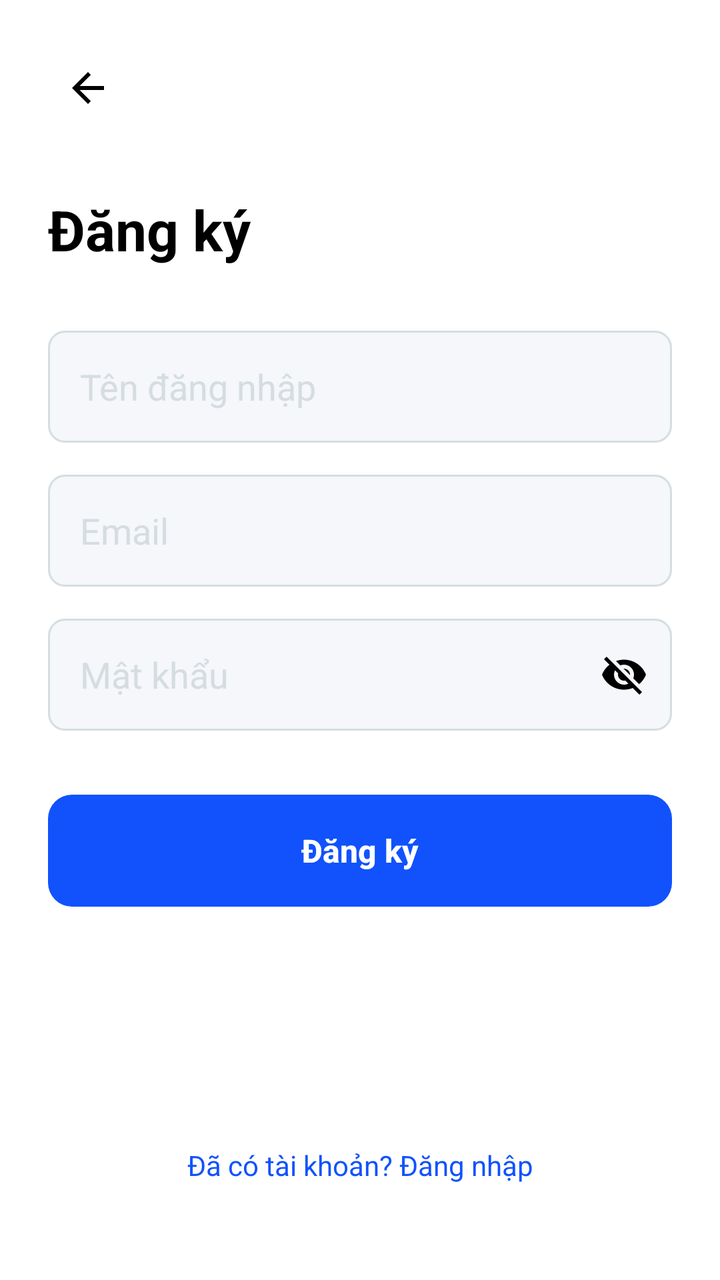
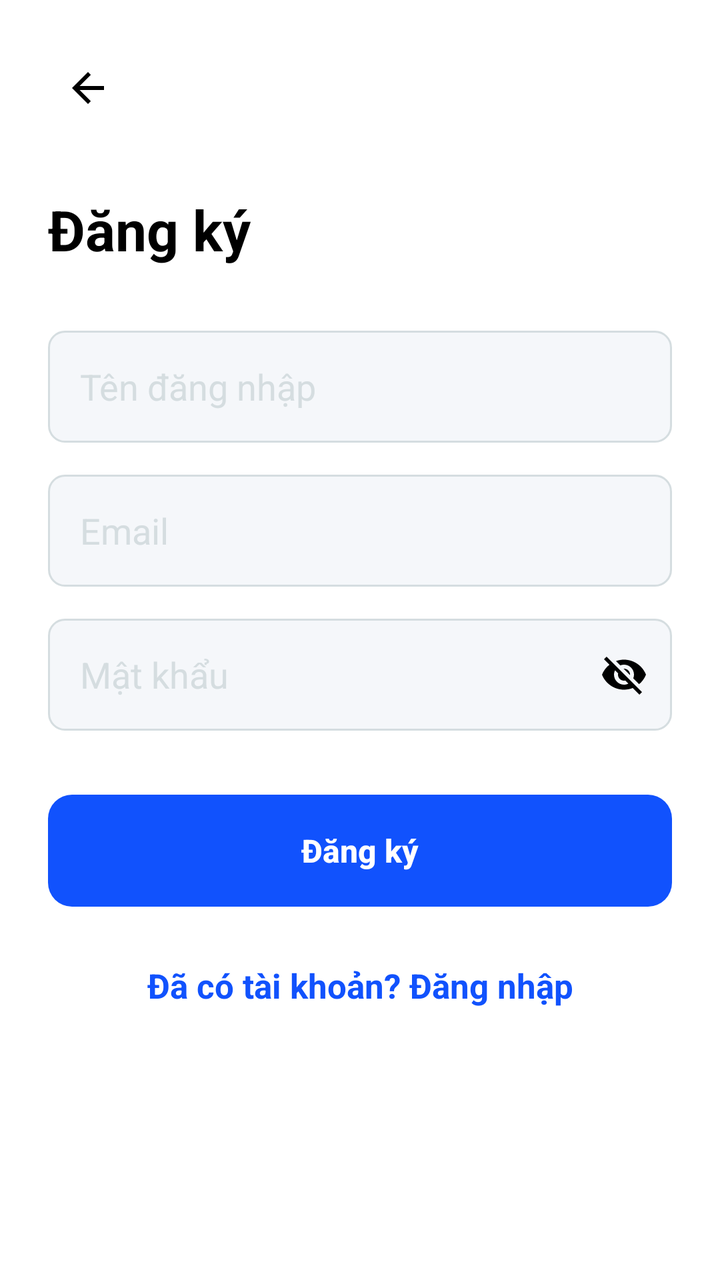

Compare the two renders of this Android layout. The source of the first and the diff that turns it into the second are given below.
<!-- AndroidManifest.xml: application theme Theme.NT118R12 -->
<!-- res/layout/activity_register.xml -->
<?xml version="1.0" encoding="utf-8"?>
<ScrollView xmlns:android="http://schemas.android.com/apk/res/android"
    xmlns:app="http://schemas.android.com/apk/res-auto"
    android:layout_width="match_parent"
    android:layout_height="match_parent"
    android:fillViewport="true"
    android:background="@color/white">

    <androidx.constraintlayout.widget.ConstraintLayout
        android:layout_width="match_parent"
        android:layout_height="wrap_content"
        android:padding="24dp">

        <ImageView
            android:id="@+id/btnBack"
            android:layout_width="wrap_content"
            android:layout_height="wrap_content"
            android:src="@drawable/ic_back"
            android:padding="8dp"
            app:layout_constraintStart_toStartOf="parent"
            app:layout_constraintTop_toTopOf="parent" />

        <TextView
            android:id="@+id/tvTitle"
            android:layout_width="wrap_content"
            android:layout_height="wrap_content"
            android:layout_marginTop="32dp"
            android:text="Đăng ký"
            android:textColor="@color/black"
            android:textSize="28sp"
            android:textStyle="bold"
            app:layout_constraintStart_toStartOf="parent"
            app:layout_constraintTop_toBottomOf="@id/btnBack" />

        <EditText
            android:id="@+id/etUsername"
            android:layout_width="0dp"
            android:layout_height="56dp"
            android:layout_marginTop="32dp"
            android:background="@drawable/bg_input"
            android:hint="Tên đăng nhập"
            android:paddingStart="16dp"
            android:paddingEnd="16dp"
            android:textColor="@color/text_primary"
            android:textColorHint="@color/text_secondary"
            app:layout_constraintEnd_toEndOf="parent"
            app:layout_constraintStart_toStartOf="parent"
            app:layout_constraintTop_toBottomOf="@id/tvTitle" />

        <EditText
            android:id="@+id/etEmail"
            android:layout_width="0dp"
            android:layout_height="56dp"
            android:layout_marginTop="16dp"
            android:background="@drawable/bg_input"
            android:hint="Email"
            android:inputType="textEmailAddress"
            android:paddingStart="16dp"
            android:paddingEnd="16dp"
            android:textColor="@color/text_primary"
            android:textColorHint="@color/text_secondary"
            app:layout_constraintEnd_toEndOf="parent"
            app:layout_constraintStart_toStartOf="parent"
            app:layout_constraintTop_toBottomOf="@id/etUsername" />

        <FrameLayout
            android:id="@+id/flPassword"
            android:layout_width="0dp"
            android:layout_height="wrap_content"
            android:layout_marginTop="16dp"
            app:layout_constraintEnd_toEndOf="parent"
            app:layout_constraintStart_toStartOf="parent"
            app:layout_constraintTop_toBottomOf="@id/etEmail">

            <EditText
                android:id="@+id/etPassword"
                android:layout_width="match_parent"
                android:layout_height="56dp"
                android:background="@drawable/bg_input"
                android:hint="Mật khẩu"
                android:inputType="textPassword"
                android:paddingStart="16dp"
                android:paddingEnd="48dp"
                android:textColor="@color/text_primary"
                android:textColorHint="@color/text_secondary" />

            <ImageView
                android:id="@+id/ivTogglePassword"
                android:layout_width="48dp"
                android:layout_height="48dp"
                android:layout_gravity="end|center_vertical"
                android:padding="12dp"
                android:src="@drawable/ic_eye_off" />
        </FrameLayout>

        <androidx.appcompat.widget.AppCompatButton
            android:id="@+id/btnRegisterSubmit"
            android:layout_width="0dp"
            android:layout_height="56dp"
            android:layout_marginTop="32dp"
            android:background="@drawable/bg_btn_primary"
            android:text="Đăng ký"
            android:textAllCaps="false"
            android:textColor="@color/white"
            android:textSize="16sp"
            android:textStyle="bold"
            android:stateListAnimator="@null"
            app:layout_constraintEnd_toEndOf="parent"
            app:layout_constraintStart_toStartOf="parent"
            app:layout_constraintTop_toBottomOf="@id/flPassword" />

        <TextView
            android:id="@+id/tvLoginLink"
            android:layout_width="wrap_content"
            android:layout_height="wrap_content"
            android:layout_marginTop="16dp"
            android:layout_marginBottom="16dp"
            android:text="Đã có tài khoản? Đăng nhập"
            android:textColor="@color/primary"
            android:textSize="14sp"
            android:padding="8dp"
            app:layout_constraintBottom_toBottomOf="parent"
            app:layout_constraintEnd_toEndOf="parent"
            app:layout_constraintStart_toStartOf="parent"
            app:layout_constraintTop_toBottomOf="@id/btnRegisterSubmit"
            app:layout_constraintVertical_bias="1.0" />

    </androidx.constraintlayout.widget.ConstraintLayout>
</ScrollView>
<!-- resources referenced by this layout -->
<resources>
  <color name="black">#FF000000</color>
  <color name="primary">#1152FD</color>
  <color name="text_primary">#3E4958</color>
  <color name="text_secondary">#D5DDE0</color>
  <color name="white">#FFFFFFFF</color>
  <!-- drawable bg_btn_primary (drawable) -->
  <?xml version="1.0" encoding="utf-8"?>
  <shape xmlns:android="http://schemas.android.com/apk/res/android">
      <solid android:color="@color/primary" />
      <corners android:radius="12dp" />
  </shape>
  <!-- drawable bg_input (drawable) -->
  <?xml version="1.0" encoding="utf-8"?>
  <shape xmlns:android="http://schemas.android.com/apk/res/android">
      <solid android:color="@color/bg_gray_light" />
      <corners android:radius="8dp" />
      <stroke android:width="1dp" android:color="@color/border" />
  </shape>
  <!-- drawable ic_back (drawable) -->
  <?xml version="1.0" encoding="utf-8"?>
  <vector xmlns:android="http://schemas.android.com/apk/res/android"
      android:width="24dp"
      android:height="24dp"
      android:viewportWidth="24"
      android:viewportHeight="24">
      <path
          android:fillColor="#FF000000"
          android:pathData="M20,11H7.83l5.59,-5.59L12,4l-8,8 8,8 1.41,-1.41L7.83,13H20v-2z" />
  </vector>
  <!-- drawable ic_eye_off (drawable) -->
  <?xml version="1.0" encoding="utf-8"?>
  <vector xmlns:android="http://schemas.android.com/apk/res/android"
      android:width="24dp"
      android:height="24dp"
      android:viewportWidth="24"
      android:viewportHeight="24">
      <path
          android:fillColor="#FF000000"
          android:pathData="M12,7c2.76,0 5,2.24 5,5 0,0.65 -0.13,1.26 -0.36,1.83l2.92,2.92c1.51,-1.26 2.7,-2.89 3.43,-4.75 -1.73,-4.39 -6,-7.5 -11,-7.5 -1.4,0 -2.74,0.25 -3.98,0.7l2.16,2.16C10.74,7.13 11.35,7 12,7zM2,4.27l2.28,2.28 0.46,0.46C3.08,8.3 1.78,10.02 1,12c1.73,4.39 6,7.5 11,7.5 1.55,0 3.03,-0.3 4.38,-0.84l0.42,0.42L19.73,22 21,20.73 3.27,3 2,4.27zM7.53,9.8l1.55,1.55c-0.05,0.21 -0.08,0.43 -0.08,0.65 0,1.66 1.34,3 3,3 0.22,0 0.44,-0.03 0.65,-0.08l1.55,1.55c-0.67,0.33 -1.41,0.53 -2.2,0.53 -2.76,0 -5,-2.24 -5,-5 0,-0.79 0.2,-1.53 0.53,-2.2zM11.84,9.02l3.15,3.15 0.02,-0.16c0,-1.66 -1.34,-3 -3,-3l-0.17,0.01z" />
  </vector>
  <style name="Theme.NT118R12" parent="Theme.MaterialComponents.Light.NoActionBar.Bridge" />
  <color name="bg_gray_light">#F5F7FA</color>
  <color name="border">#D5DDE0</color>
</resources>

<!-- the commit's change to res/layout/activity_register.xml (unified diff, before → after) -->
@@ -113,17 +113,14 @@
             android:id="@+id/tvLoginLink"
             android:layout_width="wrap_content"
             android:layout_height="wrap_content"
-            android:layout_marginTop="16dp"
-            android:layout_marginBottom="16dp"
+            android:layout_marginTop="20dp"
+            android:padding="8dp"
             android:text="Đã có tài khoản? Đăng nhập"
             android:textColor="@color/primary"
-            android:textSize="14sp"
-            android:padding="8dp"
-            app:layout_constraintBottom_toBottomOf="parent"
+            android:textSize="17sp"
+            android:textStyle="bold"
             app:layout_constraintEnd_toEndOf="parent"
             app:layout_constraintStart_toStartOf="parent"
-            app:layout_constraintTop_toBottomOf="@id/btnRegisterSubmit"
-            app:layout_constraintVertical_bias="1.0" />
-
+            app:layout_constraintTop_toBottomOf="@id/btnRegisterSubmit"/>
     </androidx.constraintlayout.widget.ConstraintLayout>
 </ScrollView>
